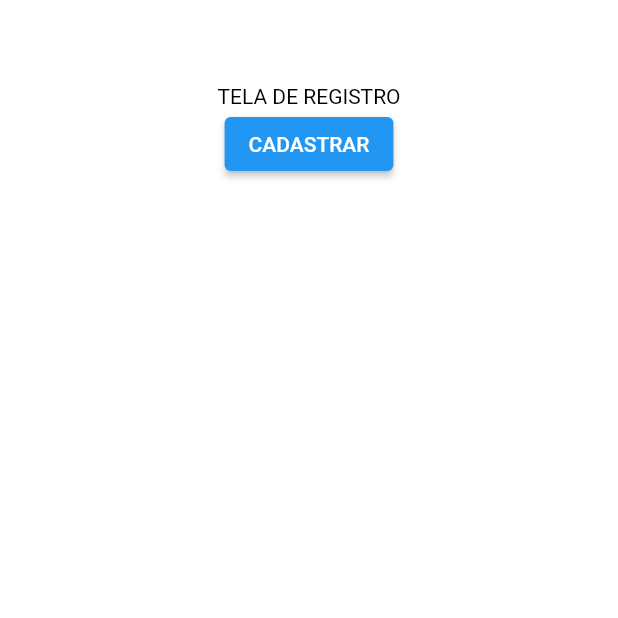
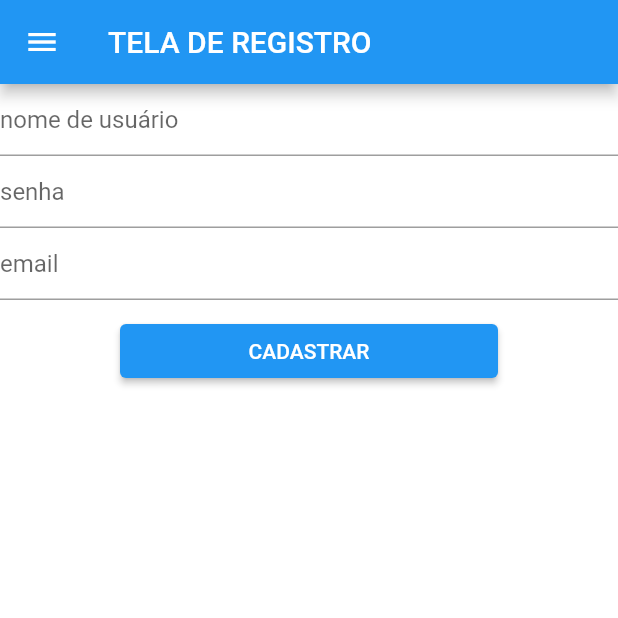
Before and after one commit to fleury-gf/MeAu, a Flutter app: the screen it shows after launch, on a phone screen of 412 x 824 dp, the top half of it. Run offline on Flutter 3.47's test engine with Material 2 defaults, Android fonts, the phone set to English and light mode, and no system bars.

Commit message:
adds textbox + recovers input from user

```diff
--- a/meau/lib/app.dart
+++ b/meau/lib/app.dart
@@ -11,6 +11,6 @@ class MyApp extends StatelessWidget {
 
   @override
   Widget build(BuildContext context) {
-    return RegisterScreen();
+    return MaterialApp(home: RegisterScreen());
   }
 }
--- a/meau/lib/main.dart
+++ b/meau/lib/main.dart
@@ -3,18 +3,5 @@ import 'package:flutter/material.dart';
 import 'app.dart';
 
 void main() {
-  runApp(const Main());
+  runApp(const MyApp());
 }
-
-class Main extends StatelessWidget {
-  const Main({super.key});
-
-  @override
-  Widget build(BuildContext context) {
-    return MediaQuery(
-      data: new MediaQueryData.fromWindow(ui.window),
-      child: new Directionality(
-          textDirection: TextDirection.ltr, child: new MyApp()),
-    );
-  }
-}
--- a/meau/lib/screens/register_screen.dart
+++ b/meau/lib/screens/register_screen.dart
@@ -6,23 +6,48 @@ import 'package:flutter/src/widgets/container.dart';
 import 'package:flutter/src/widgets/framework.dart';
 import 'package:meau/widgets/buttons.dart';
 import 'package:meau/widgets/main_title.dart';
+import 'package:meau/widgets/text_box.dart';
 
-class RegisterScreen extends StatelessWidget {
+class RegisterScreen extends StatefulWidget {
   const RegisterScreen({super.key});
 
   @override
+  State<RegisterScreen> createState() => _RegisterScreenState();
+}
+
+class _RegisterScreenState extends State<RegisterScreen> {
+  final usernameController = TextEditingController();
+  final passwordController = TextEditingController();
+  final emailController = TextEditingController();
+  @override
   Widget build(BuildContext context) {
-    return Container(
+    return Scaffold(
+      appBar: AppBar(title: Text("TELA DE REGISTRO")),
+      drawer: Drawer(),
+      body: Container(
         color: Colors.white,
         child: SafeArea(
           child: Column(
+            crossAxisAlignment: CrossAxisAlignment.stretch,
             children: <Widget>[
-            MainTitle(title: "TELA DE REGISTRO"),
+              Textbox(
+                  controller: usernameController,
+                  placeholder: "nome de usuário"),
+              Textbox(
+                controller: passwordController,
+                placeholder: "senha",
+                isPassword: true,
+              ),
+              Textbox(
+                controller: emailController,
+                placeholder: "email",
+              ),
               StandardButton(
                 buttonText: "CADASTRAR",
-              onPressed: () => {log("registrado pai")},
+                onPressed: () => {log(passwordController.text)},
               )
             ],
+          ),
         ),
       ),
     );
--- a/meau/lib/widgets/buttons.dart
+++ b/meau/lib/widgets/buttons.dart
@@ -12,9 +12,12 @@ class StandardButton extends StatelessWidget {
 
   @override
   Widget build(BuildContext context) {
-    return ElevatedButton(
-      onPressed: onPressed,
-      child: Text(buttonText),
+    return Padding(
+      padding: const EdgeInsets.symmetric(vertical: 10, horizontal: 80),
+      child: ElevatedButton(
+        onPressed: onPressed,
+        child: Text(buttonText),
+      ),
     );
   }
 }
--- /dev/null
+++ b/meau/lib/widgets/text_box.dart
@@ -0,0 +1,21 @@
+import 'package:flutter/material.dart';
+
+class Textbox extends StatelessWidget {
+  const Textbox(
+      {super.key,
+      required this.controller,
+      this.isPassword = false,
+      this.placeholder = ""});
+  final TextEditingController controller;
+  final bool isPassword;
+  final String placeholder;
+
+  @override
+  Widget build(BuildContext context) {
+    return TextFormField(
+      controller: controller,
+      obscureText: isPassword,
+      decoration: InputDecoration(hintText: placeholder),
+    );
+  }
+}
```
Lines whose indentation alone changed are shown as unchanged.
